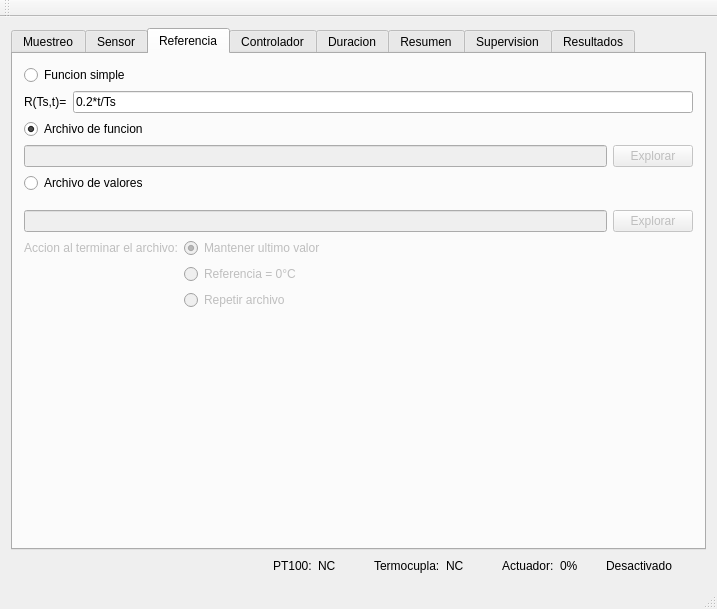
Old version of the form Prototipo/control_temperatura/mainwindow.ui in the repository AgustinAllegui/temperatura_raspberry.
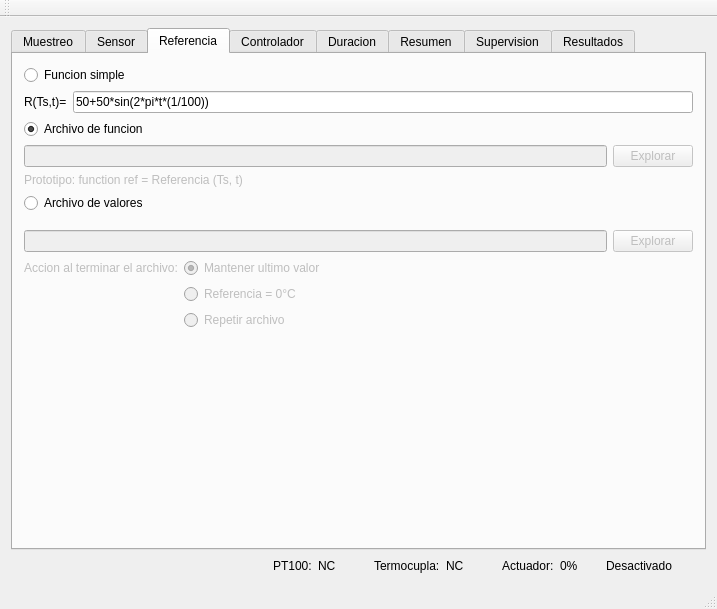
New version of the form. The open tabs and pages were chosen to show the change. Custom widgets are drawn as their Qt base class.

Commit message: Agregados prototipos de funciones personalizadas a la interfaz

Diff of the .ui file:
```diff
--- a/Prototipo/control_temperatura/mainwindow.ui
+++ b/Prototipo/control_temperatura/mainwindow.ui
@@ -196,7 +196,7 @@
           <item>
            <widget class="QLineEdit" name="l_ref_simple">
             <property name="text">
-             <string>0.2*t/Ts</string>
+             <string>50+50*sin(2*pi*t*(1/100))</string>
             </property>
            </widget>
           </item>
@@ -233,6 +233,16 @@
           </item>
          </layout>
         </item>
+        <item>
+         <widget class="QLabel" name="label_prot_ref">
+          <property name="enabled">
+           <bool>false</bool>
+          </property>
+          <property name="text">
+           <string>Prototipo: function ref = Referencia (Ts, t)</string>
+          </property>
+         </widget>
+        </item>
         <item>
          <widget class="QRadioButton" name="rb_ref_val">
           <property name="text">
```
Left out of the diff: 26 changed lines with no effect on the pictures. The commit also changes 2 other files.
